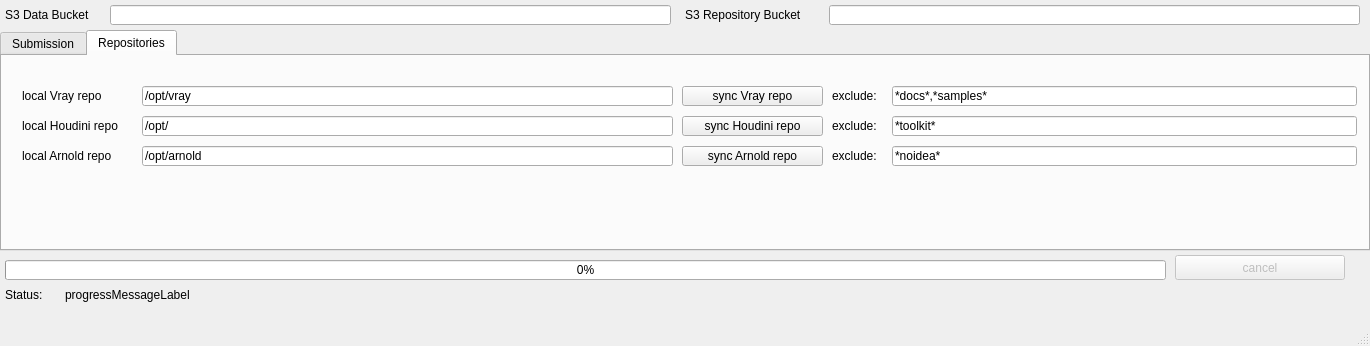
ultra-sonic/opencloudrender, file opencloudrender/ui/ocrSubmit.ui: the form before one commit.
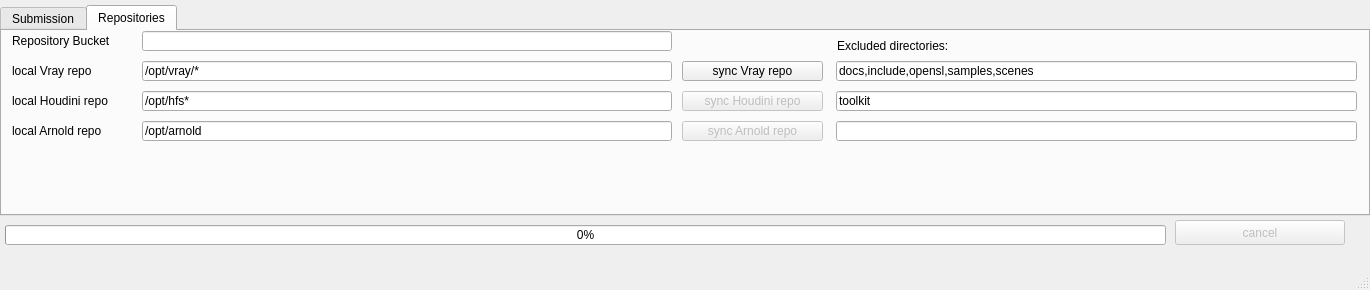
The form after the commit. The open tabs and pages were chosen to show the change.

Commit message: testing mike's scene, added support for relative paths in includes and ui additions

Diff of the .ui file:
```diff
--- a/opencloudrender/ui/ocrSubmit.ui
+++ b/opencloudrender/ui/ocrSubmit.ui
@@ -7,7 +7,7 @@
     <x>0</x>
     <y>0</y>
     <width>1370</width>
-    <height>346</height>
+    <height>290</height>
    </rect>
   </property>
   <property name="acceptDrops">
@@ -21,9 +21,9 @@
     <property name="geometry">
      <rect>
       <x>0</x>
-      <y>30</y>
+      <y>5</y>
       <width>1370</width>
-      <height>221</height>
+      <height>211</height>
      </rect>
     </property>
     <property name="currentIndex">
@@ -195,7 +195,30 @@
        </rect>
       </property>
       <property name="text">
-       <string>default Mantra Version</string>
+       <string>Mantra</string>
+      </property>
+     </widget>
+     <widget class="QLabel" name="dataBucketNameLabel">
+      <property name="geometry">
+       <rect>
+        <x>10</x>
+        <y>0</y>
+        <width>100</width>
+        <height>20</height>
+       </rect>
+      </property>
+      <property name="text">
+       <string>Data Bucket</string>
+      </property>
+     </widget>
+     <widget class="QLineEdit" name="dataBucketName">
+      <property name="geometry">
+       <rect>
+        <x>140</x>
+        <y>0</y>
+        <width>530</width>
+        <height>20</height>
+       </rect>
       </property>
      </widget>
     </widget>
@@ -221,18 +244,18 @@
        <rect>
         <x>140</x>
         <y>30</y>
-        <width>531</width>
+        <width>530</width>
         <height>20</height>
        </rect>
       </property>
       <property name="text">
-       <string>/opt/vray</string>
+       <string>/opt/vray/*</string>
       </property>
      </widget>
      <widget class="QLabel" name="vrayRepoRootDirLabel">
       <property name="geometry">
        <rect>
-        <x>20</x>
+        <x>10</x>
         <y>30</y>
         <width>121</width>
         <height>20</height>
@@ -247,15 +270,18 @@
        <rect>
         <x>140</x>
         <y>60</y>
-        <width>531</width>
+        <width>530</width>
         <height>20</height>
        </rect>
       </property>
       <property name="text">
-       <string>/opt/</string>
+       <string>/opt/hfs*</string>
       </property>
      </widget>
      <widget class="QPushButton" name="syncHoudiniRepoButton">
+      <property name="enabled">
+       <bool>false</bool>
+      </property>
       <property name="geometry">
        <rect>
         <x>680</x>
@@ -271,7 +297,7 @@
      <widget class="QLabel" name="houdiniRepoRootDirLabel">
       <property name="geometry">
        <rect>
-        <x>20</x>
+        <x>10</x>
         <y>60</y>
         <width>121</width>
         <height>20</height>
@@ -286,7 +312,7 @@
        <rect>
         <x>140</x>
         <y>90</y>
-        <width>531</width>
+        <width>530</width>
         <height>20</height>
        </rect>
       </property>
@@ -295,6 +321,9 @@
       </property>
      </widget>
      <widget class="QPushButton" name="syncArnoldRepoButton">
+      <property name="enabled">
+       <bool>false</bool>
+      </property>
       <property name="geometry">
        <rect>
         <x>680</x>
@@ -310,7 +339,7 @@
      <widget class="QLabel" name="arnoldRepoRootDirLabel">
       <property name="geometry">
        <rect>
-        <x>20</x>
+        <x>10</x>
         <y>90</y>
         <width>121</width>
         <height>20</height>
@@ -323,155 +352,80 @@
      <widget class="QLineEdit" name="vrayRepoExcludesLineEdit">
       <property name="geometry">
        <rect>
-        <x>890</x>
+        <x>834</x>
         <y>30</y>
-        <width>465</width>
+        <width>521</width>
         <height>20</height>
        </rect>
       </property>
       <property name="text">
-       <string>*docs*,*samples*</string>
+       <string>docs,include,opensl,samples,scenes</string>
       </property>
      </widget>
      <widget class="QLabel" name="vrayRepoExcludesLabel">
       <property name="geometry">
        <rect>
-        <x>830</x>
-        <y>30</y>
-        <width>61</width>
+        <x>835</x>
+        <y>5</y>
+        <width>241</width>
         <height>20</height>
        </rect>
       </property>
       <property name="text">
-       <string>exclude:</string>
+       <string>Excluded directories:</string>
       </property>
      </widget>
      <widget class="QLineEdit" name="vrayRepoExcludesLineEdit_2">
       <property name="geometry">
        <rect>
-        <x>890</x>
+        <x>834</x>
         <y>60</y>
-        <width>465</width>
+        <width>521</width>
         <height>20</height>
        </rect>
       </property>
       <property name="text">
-       <string>*toolkit*</string>
-      </property>
-     </widget>
-     <widget class="QLabel" name="vrayRepoExcludesLabel_2">
-      <property name="geometry">
-       <rect>
-        <x>830</x>
-        <y>60</y>
-        <width>61</width>
-        <height>20</height>
-       </rect>
-      </property>
-      <property name="text">
-       <string>exclude:</string>
+       <string>toolkit</string>
       </property>
      </widget>
      <widget class="QLineEdit" name="vrayRepoExcludesLineEdit_3">
       <property name="geometry">
        <rect>
-        <x>890</x>
+        <x>834</x>
         <y>90</y>
-        <width>465</width>
+        <width>521</width>
         <height>20</height>
        </rect>
       </property>
       <property name="text">
-       <string>*noidea*</string>
+       <string/>
       </property>
      </widget>
-     <widget class="QLabel" name="vrayRepoExcludesLabel_3">
+     <widget class="QLabel" name="repoBucketNameLabel">
       <property name="geometry">
        <rect>
-        <x>830</x>
-        <y>90</y>
-        <width>61</width>
+        <x>10</x>
+        <y>0</y>
+        <width>140</width>
         <height>20</height>
        </rect>
       </property>
       <property name="text">
-       <string>exclude:</string>
+       <string>Repository Bucket</string>
+      </property>
+     </widget>
+     <widget class="QLineEdit" name="repoBucketName">
+      <property name="geometry">
+       <rect>
+        <x>140</x>
+        <y>0</y>
+        <width>530</width>
+        <height>20</height>
+       </rect>
       </property>
      </widget>
     </widget>
    </widget>
-   <widget class="QLineEdit" name="repoBucketName">
-    <property name="geometry">
-     <rect>
-      <x>829</x>
-      <y>5</y>
-      <width>531</width>
-      <height>20</height>
-     </rect>
-    </property>
-   </widget>
-   <widget class="QLabel" name="repoBucketNameLabel">
-    <property name="geometry">
-     <rect>
-      <x>685</x>
-      <y>5</y>
-      <width>140</width>
-      <height>20</height>
-     </rect>
-    </property>
-    <property name="text">
-     <string>S3 Repository Bucket</string>
-    </property>
-   </widget>
-   <widget class="QLabel" name="dataBucketNameLabel">
-    <property name="geometry">
-     <rect>
-      <x>5</x>
-      <y>5</y>
-      <width>100</width>
-      <height>20</height>
-     </rect>
-    </property>
-    <property name="text">
-     <string>S3 Data Bucket</string>
-    </property>
-   </widget>
-   <widget class="QLineEdit" name="dataBucketName">
-    <property name="geometry">
-     <rect>
-      <x>110</x>
-      <y>5</y>
-      <width>561</width>
-      <height>20</height>
-     </rect>
-    </property>
-   </widget>
-   <widget class="QLabel" name="progressMessagelabel">
-    <property name="geometry">
-     <rect>
-      <x>65</x>
-      <y>285</y>
-      <width>1285</width>
-      <height>20</height>
-     </rect>
-    </property>
-    <property name="text">
-     <string>progressMessageLabel</string>
-    </property>
-   </widget>
-   <widget class="QLabel" name="statusLabel">
-    <property name="geometry">
-     <rect>
-      <x>5</x>
-      <y>285</y>
-      <width>50</width>
-      <height>20</height>
-     </rect>
-    </property>
-    <property name="text">
-     <string>Status:</string>
-    </property>
-   </widget>
    <widget class="QPushButton" name="cancelButton">
     <property name="enabled">
      <bool>false</bool>
@@ -479,7 +433,7 @@
     <property name="geometry">
      <rect>
       <x>1175</x>
-      <y>255</y>
+      <y>220</y>
       <width>170</width>
       <height>25</height>
      </rect>
@@ -492,7 +446,7 @@
     <property name="geometry">
      <rect>
       <x>5</x>
-      <y>260</y>
+      <y>225</y>
       <width>1161</width>
       <height>20</height>
      </rect>
```
Left out of the diff: 67 changed lines with no effect on the pictures. The commit also changes 7 other files.
